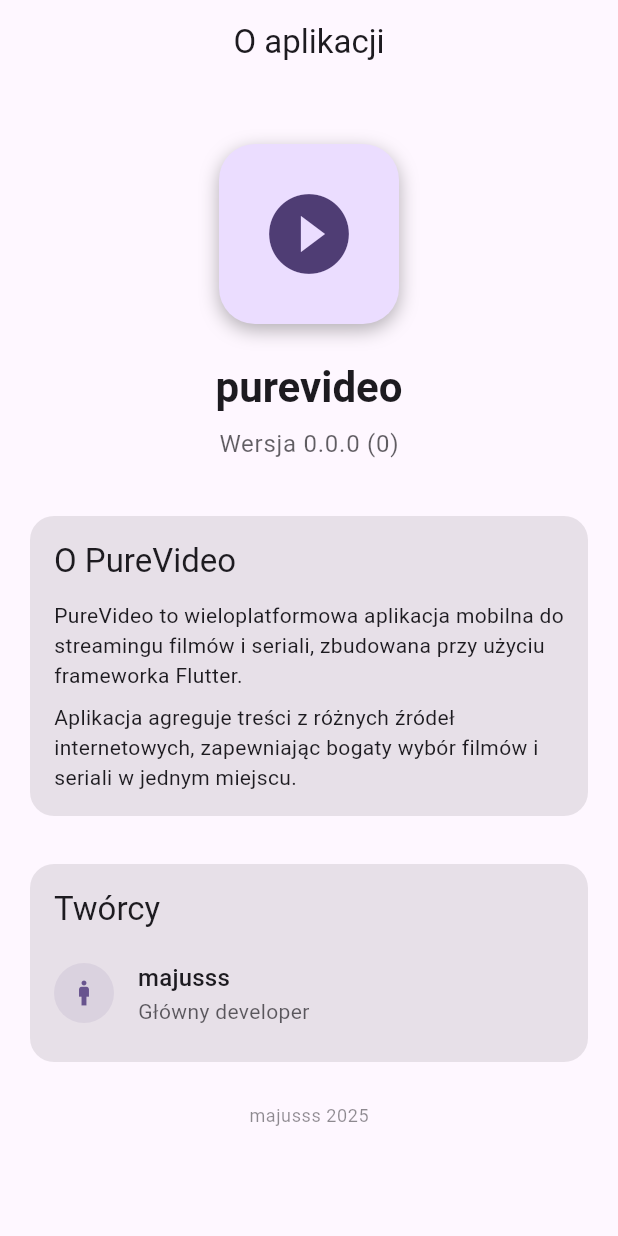
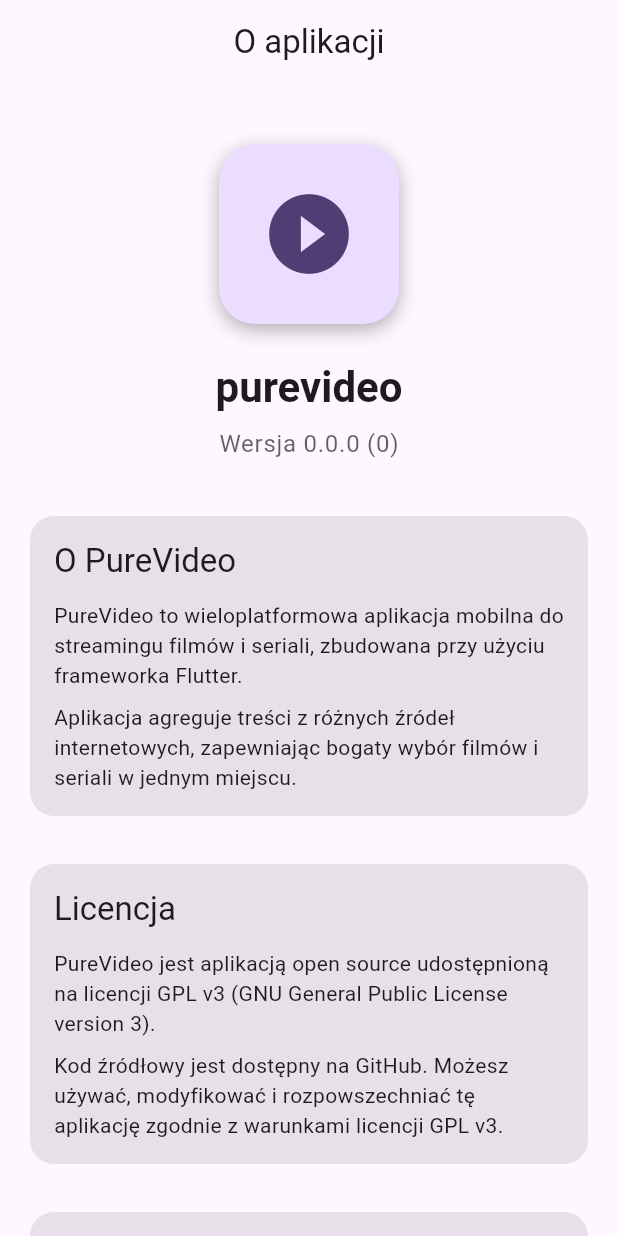
Before and after one commit to majusss/purevideo, a Flutter app: the AboutScreen screen opened by its route, on a phone screen of 412 x 824 dp. Run offline on Flutter 3.47's test engine with Material 3 defaults, Android fonts, the phone set to English and light mode, and no system bars; our stand-ins replace dio, equatable, firebase_analytics, firebase_core, firebase_crashlytics, flutter_bloc and 6 more; missing offline and left inert: fast_cached_network_image, flutter_inappwebview, media_kit, media_kit_video, pointycastle, screen_brightness; accounts and stored records are empty.

Commit message:
feat: about screen more info

```diff
--- a/lib/presentation/movies/bloc/movies_bloc.dart
+++ b/lib/presentation/movies/bloc/movies_bloc.dart
@@ -1,4 +1,5 @@
 import 'dart:async';
+import 'package:collection/collection.dart';
 import 'package:flutter_bloc/flutter_bloc.dart';
 import 'package:purevideo/core/services/watched_service.dart';
 import 'package:purevideo/core/utils/supported_enum.dart';
@@ -61,15 +62,19 @@ class MoviesBloc extends Bloc<MoviesEvent, MoviesState> {
         emit(const MoviesError('Zaloguj się aby zobaczyć filmy'));
         return;
       }
-      for (final watched in _watchedService.getAll()) {
-        _movies.add(MovieModel(
-          service: watched.movie.service,
-          title: watched.movie.title,
-          imageUrl: watched.movie.imageUrl,
-          url: watched.movie.url,
-          category: 'Oglądane',
-        ));
-      }
+
+      _movies.addAll(_watchedService
+          .getAll()
+          .sorted(
+            (a, b) => a.watchedAt.compareTo(b.watchedAt),
+          )
+          .map((watched) => MovieModel(
+                service: watched.movie.service,
+                title: watched.movie.title,
+                imageUrl: watched.movie.imageUrl,
+                url: watched.movie.url,
+                category: 'Oglądane',
+              )));
 
       for (final entry in _repositories.entries) {
         final service = entry.key;
--- a/lib/presentation/settings/screens/about_screen.dart
+++ b/lib/presentation/settings/screens/about_screen.dart
@@ -3,6 +3,7 @@ import 'package:package_info_plus/package_info_plus.dart';
 import 'package:go_router/go_router.dart';
 import 'package:purevideo/core/services/settings_service.dart';
 import 'package:purevideo/di/injection_container.dart';
+import 'package:url_launcher/url_launcher.dart';
 
 class AboutScreen extends StatefulWidget {
   const AboutScreen({super.key});
@@ -127,6 +128,10 @@ class _AboutScreenState extends State<AboutScreen> {
               const SizedBox(height: 32),
               _buildInfoSection(context),
               const SizedBox(height: 24),
+              _buildLicenseSection(context),
+              const SizedBox(height: 24),
+              _buildSocialSection(context),
+              const SizedBox(height: 24),
               _buildCreatorsSection(context),
               const SizedBox(height: 24),
               Text(
@@ -170,6 +175,163 @@ class _AboutScreenState extends State<AboutScreen> {
             const SizedBox(height: 8),
             Text(
               'Aplikacja agreguje treści z różnych źródeł internetowych, zapewniając bogaty wybór filmów i seriali w jednym miejscu.',
+              style: textTheme.bodyMedium,
+            ),
+          ],
+        ),
+      ),
+    );
+  }
+
+  Widget _buildSocialSection(BuildContext context) {
+    final colorScheme = Theme.of(context).colorScheme;
+    final textTheme = Theme.of(context).textTheme;
+
+    return Card(
+      elevation: 0,
+      color: colorScheme.surfaceContainerHighest,
+      shape: RoundedRectangleBorder(
+        borderRadius: BorderRadius.circular(16),
+      ),
+      child: Padding(
+        padding: const EdgeInsets.all(16.0),
+        child: Column(
+          crossAxisAlignment: CrossAxisAlignment.start,
+          children: [
+            Text(
+              'Społeczność',
+              style: textTheme.titleLarge,
+            ),
+            const SizedBox(height: 12),
+            Text(
+              'Dołącz do naszej społeczności i wspieraj projekt.',
+              style: textTheme.bodyMedium,
+            ),
+            const SizedBox(height: 16),
+            Row(
+              mainAxisAlignment: MainAxisAlignment.spaceEvenly,
+              children: [
+                _buildSocialIcon(
+                  context,
+                  Icons.discord,
+                  'Discord',
+                  () async {
+                    if (!await launchUrl(
+                        Uri.parse('https://discord.gg/vjtkqAMQdn'))) {
+                      if (!context.mounted) return;
+                      ScaffoldMessenger.of(context).showSnackBar(
+                        const SnackBar(
+                          content: Text('Nie można otworzyć Discorda'),
+                        ),
+                      );
+                    }
+                  },
+                ),
+                _buildSocialIcon(
+                  context,
+                  Icons.code,
+                  'GitHub',
+                  () async {
+                    if (!await launchUrl(
+                        Uri.parse('https://github.com/majusss/purevideo'))) {
+                      if (!context.mounted) return;
+                      ScaffoldMessenger.of(context).showSnackBar(
+                        const SnackBar(
+                          content: Text('Nie można otworzyć GitHuba'),
+                        ),
+                      );
+                    }
+                  },
+                ),
+                _buildSocialIcon(
+                  context,
+                  Icons.coffee,
+                  'Buy Me a Coffee',
+                  () async {
+                    if (!await launchUrl(
+                        Uri.parse('https://www.buymeacoffee.com/majusss'))) {
+                      if (!context.mounted) return;
+                      ScaffoldMessenger.of(context).showSnackBar(
+                        const SnackBar(
+                          content: Text('Nie można otworzyć Buy Me a Coffee'),
+                        ),
+                      );
+                    }
+                  },
+                ),
+              ],
+            ),
+          ],
+        ),
+      ),
+    );
+  }
+
+  Widget _buildSocialIcon(
+      BuildContext context, IconData icon, String label, VoidCallback onTap) {
+    final colorScheme = Theme.of(context).colorScheme;
+    final textTheme = Theme.of(context).textTheme;
+
+    return GestureDetector(
+      onTap: onTap,
+      child: Column(
+        children: [
+          Container(
+            width: 56,
+            height: 56,
+            decoration: BoxDecoration(
+              color: colorScheme.primary.withValues(alpha: 0.1),
+              borderRadius: BorderRadius.circular(28),
+              border: Border.all(
+                color: colorScheme.primary.withValues(alpha: 0.2),
+                width: 1,
+              ),
+            ),
+            child: Icon(
+              icon,
+              color: colorScheme.primary,
+              size: 28,
+            ),
+          ),
+          const SizedBox(height: 8),
+          Text(
+            label,
+            style: textTheme.bodySmall?.copyWith(
+              color: colorScheme.onSurface.withValues(alpha: 0.7),
+            ),
+          ),
+        ],
+      ),
+    );
+  }
+
+  Widget _buildLicenseSection(BuildContext context) {
+    final colorScheme = Theme.of(context).colorScheme;
+    final textTheme = Theme.of(context).textTheme;
+
+    return Card(
+      elevation: 0,
+      color: colorScheme.surfaceContainerHighest,
+      shape: RoundedRectangleBorder(
+        borderRadius: BorderRadius.circular(16),
+      ),
+      child: Padding(
+        padding: const EdgeInsets.all(16.0),
+        child: Column(
+          crossAxisAlignment: CrossAxisAlignment.start,
+          children: [
+            Text(
+              'Licencja',
+              style: textTheme.titleLarge,
+            ),
+            const SizedBox(height: 12),
+            Text(
+              'PureVideo jest aplikacją open source udostępnioną na licencji GPL v3 (GNU General Public License version 3).',
+              style: textTheme.bodyMedium,
+            ),
+            const SizedBox(height: 8),
+            Text(
+              'Kod źródłowy jest dostępny na GitHub. Możesz używać, modyfikować i rozpowszechniać tę aplikację zgodnie z warunkami licencji GPL v3.',
               style: textTheme.bodyMedium,
             ),
           ],
```
